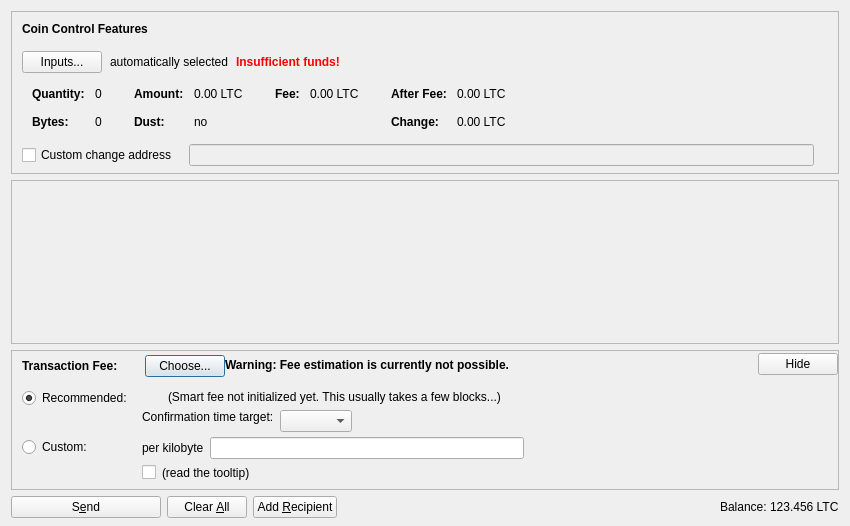
This is src/qt/forms/sendcoinsdialog.ui in minblock/picscoin as Qt 5 draws it before an edit. The edited form follows.
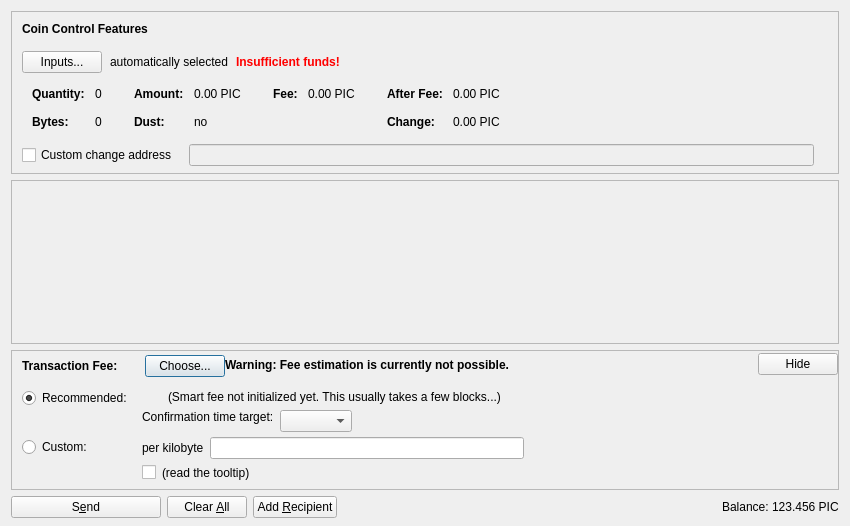
This is the edited form. Icons and pictures are not drawn. Custom widgets are drawn as their Qt base class.

Diff of the .ui file:
```diff
--- a/src/qt/forms/sendcoinsdialog.ui
+++ b/src/qt/forms/sendcoinsdialog.ui
@@ -324,7 +324,7 @@
                   <enum>Qt::ActionsContextMenu</enum>
                  </property>
                  <property name="text">
-                  <string notr="true">0.00 LTC</string>
+                  <string notr="true">0.00 PIC</string>
                  </property>
                  <property name="textInteractionFlags">
                   <set>Qt::LinksAccessibleByMouse|Qt::TextSelectableByKeyboard|Qt::TextSelectableByMouse</set>
@@ -404,7 +404,7 @@
                   <enum>Qt::ActionsContextMenu</enum>
                  </property>
                  <property name="text">
-                  <string notr="true">0.00 LTC</string>
+                  <string notr="true">0.00 PIC</string>
                  </property>
                  <property name="textInteractionFlags">
                   <set>Qt::LinksAccessibleByMouse|Qt::TextSelectableByKeyboard|Qt::TextSelectableByMouse</set>
@@ -455,7 +455,7 @@
                   <enum>Qt::ActionsContextMenu</enum>
                  </property>
                  <property name="text">
-                  <string notr="true">0.00 LTC</string>
+                  <string notr="true">0.00 PIC</string>
                  </property>
                  <property name="textInteractionFlags">
                   <set>Qt::LinksAccessibleByMouse|Qt::TextSelectableByKeyboard|Qt::TextSelectableByMouse</set>
@@ -484,7 +484,7 @@
                   <enum>Qt::ActionsContextMenu</enum>
                  </property>
                  <property name="text">
-                  <string notr="true">0.00 LTC</string>
+                  <string notr="true">0.00 PIC</string>
                  </property>
                  <property name="textInteractionFlags">
                   <set>Qt::LinksAccessibleByMouse|Qt::TextSelectableByKeyboard|Qt::TextSelectableByMouse</set>
@@ -1239,7 +1239,7 @@
           <cursorShape>IBeamCursor</cursorShape>
          </property>
          <property name="text">
-          <string notr="true">123.456 LTC</string>
+          <string notr="true">123.456 PIC</string>
          </property>
          <property name="textInteractionFlags">
           <set>Qt::LinksAccessibleByMouse|Qt::TextSelectableByKeyboard|Qt::TextSelectableByMouse</set>
```
